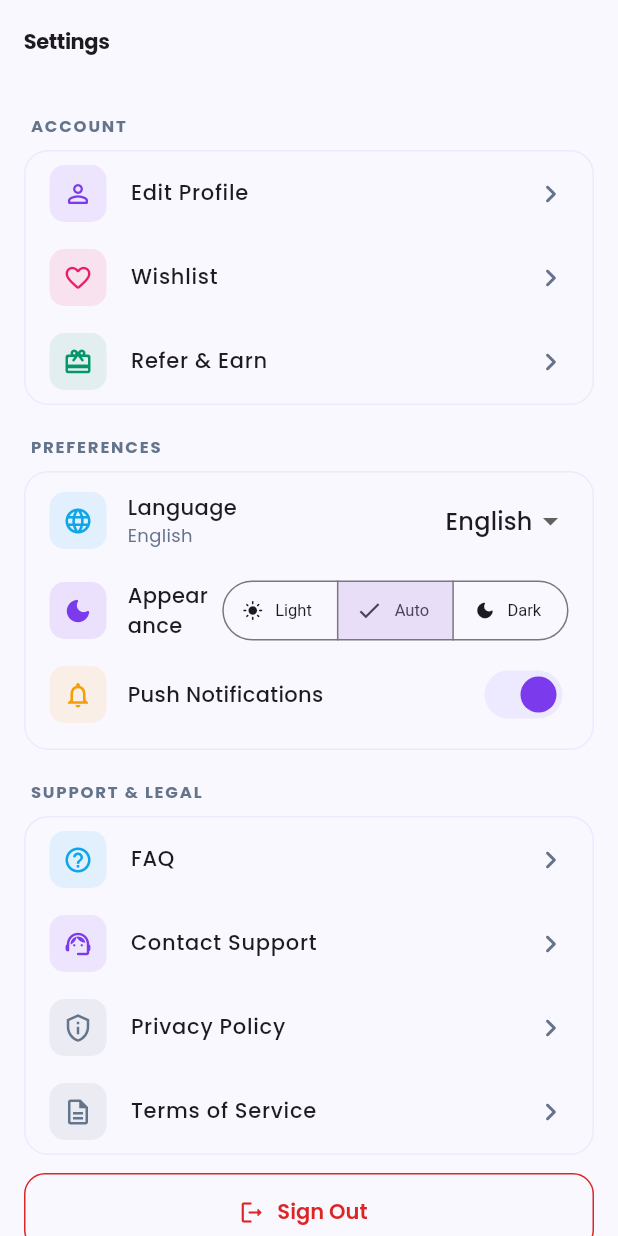
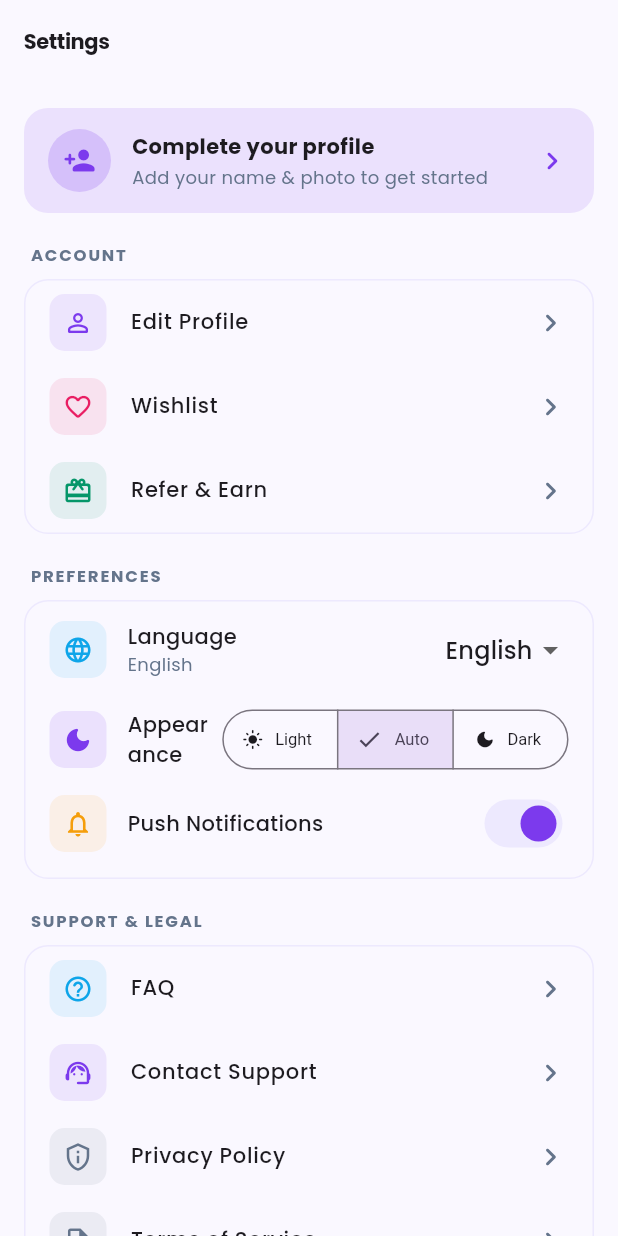
Before and after one commit to raobadalyadav/jalashar, a Flutter app: the SettingsScreen screen opened by its route, on a phone screen of 412 x 824 dp. Run offline on Flutter 3.47's test engine with Material 3 defaults, Android fonts, the light colour scheme and no system bars; drawn by our look-alikes of sentry_flutter; our stand-ins replace cached_network_image, connectivity_plus, easy_localization, firebase_core, firebase_messaging, flutter_animate and 12 more; missing offline and left inert: flutter_facebook_auth; accounts and stored records are empty; network calls fail.

Commit message:
feat: Add city field to user model and update related screens for profile completion

```diff
--- a/lib/core/auth/auth_controller.dart
+++ b/lib/core/auth/auth_controller.dart
@@ -19,6 +19,7 @@ class AppUser {
   final String? phone;
   final String? name;
   final String? avatarUrl;
+  final String? city;
   final UserRole role;
   final String locale;
 
@@ -30,6 +31,7 @@ class AppUser {
     this.phone,
     this.name,
     this.avatarUrl,
+    this.city,
   });
 
   factory AppUser.fromRow(Map<String, dynamic> row) => AppUser(
@@ -38,6 +40,7 @@ class AppUser {
         phone: row['phone'] as String?,
         name: row['name'] as String?,
         avatarUrl: row['avatar_url'] as String?,
+        city: row['city'] as String?,
         role: UserRole.fromString(row['role'] as String?),
         locale: (row['locale'] as String?) ?? 'en',
       );
@@ -50,7 +53,7 @@ final currentUserProvider = FutureProvider<AppUser?>((ref) async {
   ref.watch(authStateProvider);
   final row = await client
       .from('users')
-      .select('id,email,phone,name,avatar_url,role,locale')
+      .select('id,email,phone,name,avatar_url,city,role,locale')
       .eq('id', authUser.id)
       .maybeSingle();
   if (row == null) return null;
--- a/lib/core/data/extra_repositories.dart
+++ b/lib/core/data/extra_repositories.dart
@@ -201,6 +201,7 @@ class UserRepository {
     String? name,
     String? phone,
     String? avatarUrl,
+    String? city,
     String? locale,
   }) async {
     final uid = _client.auth.currentUser!.id;
@@ -208,9 +209,10 @@ class UserRepository {
       'name': name,
       'phone': phone,
       'avatar_url': avatarUrl,
+      'city': city,
       'locale': locale,
       'updated_at': DateTime.now().toIso8601String(),
-    }).eq('id', uid);
+    }..removeWhere((_, v) => v == null)).eq('id', uid);
   }
 }
 
--- a/lib/features/client/settings_screen.dart
+++ b/lib/features/client/settings_screen.dart
@@ -44,11 +44,62 @@ class _SettingsScreenState extends ConsumerState<SettingsScreen> {
   @override
   Widget build(BuildContext context) {
     final themeMode = ref.watch(themeModeProvider);
+    final user = ref.watch(currentUserProvider).valueOrNull;
+    final profileIncomplete =
+        user == null || (user.name?.trim().isEmpty ?? true);
 
     return Scaffold(
       appBar: AppBar(title: const Text('Settings')),
       body: ListView(
         children: [
+          // ── Profile completion banner ─────────────────────────────────────
+          if (profileIncomplete)
+            Padding(
+              padding: const EdgeInsets.fromLTRB(16, 16, 16, 0),
+              child: Material(
+                color: AppColors.saffron.withValues(alpha: 0.12),
+                borderRadius: BorderRadius.circular(16),
+                child: InkWell(
+                  borderRadius: BorderRadius.circular(16),
+                  onTap: () => context.push('/profile/edit'),
+                  child: Padding(
+                    padding: const EdgeInsets.symmetric(
+                        horizontal: 16, vertical: 14),
+                    child: Row(children: [
+                      Container(
+                        width: 42,
+                        height: 42,
+                        decoration: BoxDecoration(
+                          color: AppColors.saffron.withValues(alpha: 0.2),
+                          shape: BoxShape.circle,
+                        ),
+                        child: const Icon(Icons.person_add_rounded,
+                            color: AppColors.saffron, size: 22),
+                      ),
+                      const SizedBox(width: 14),
+                      const Expanded(
+                        child: Column(
+                          crossAxisAlignment: CrossAxisAlignment.start,
+                          children: [
+                            Text('Complete your profile',
+                                style: TextStyle(
+                                    fontWeight: FontWeight.w700,
+                                    fontSize: 14)),
+                            SizedBox(height: 2),
+                            Text('Add your name & photo to get started',
+                                style: TextStyle(
+                                    fontSize: 12, color: AppColors.slate)),
+                          ],
+                        ),
+                      ),
+                      const Icon(Icons.chevron_right_rounded,
+                          color: AppColors.saffron),
+                    ]),
+                  ),
+                ),
+              ),
+            ),
+
           // ── Account ──────────────────────────────────────────────────────
           _Section(title: 'Account', children: [
             _Tile(
--- a/lib/features/onboarding/splash_screen.dart
+++ b/lib/features/onboarding/splash_screen.dart
@@ -47,20 +47,28 @@ class _SplashScreenState extends State<SplashScreen> {
         target = onboardingDone ? '/auth/sign-in' : '/onboarding';
       } else {
         String? roleStr;
+        String? fullName;
         try {
           final row = await Supabase.instance.client
               .from('users')
-              .select('role')
+              .select('role, name')
               .eq('id', session.user.id)
               .maybeSingle()
               .timeout(const Duration(seconds: 5));
           roleStr = row?['role'] as String?;
-          debugPrint('[SPLASH] role=$roleStr');
+          fullName = row?['name'] as String?;
+          debugPrint('[SPLASH] role=$roleStr name=$fullName');
         } catch (e) {
-          debugPrint('[SPLASH] role fetch failed: $e');
+          debugPrint('[SPLASH] profile fetch failed: $e');
         }
+
+        final profileComplete = fullName != null && fullName.trim().isNotEmpty;
+
         if (roleStr == null) {
           target = '/auth/role';
+        } else if (!profileComplete) {
+          // Role selected but profile not filled — send to edit profile
+          target = '/profile/edit';
         } else {
           final role = UserRole.fromString(roleStr);
           target = switch (role) {
```
Also changed, not shown: lib/features/client/edit_profile_screen.dart (+11 -2 lines), lib/features/client/vendor_detail_screen.dart (+8 -7 lines), 1 other file.
